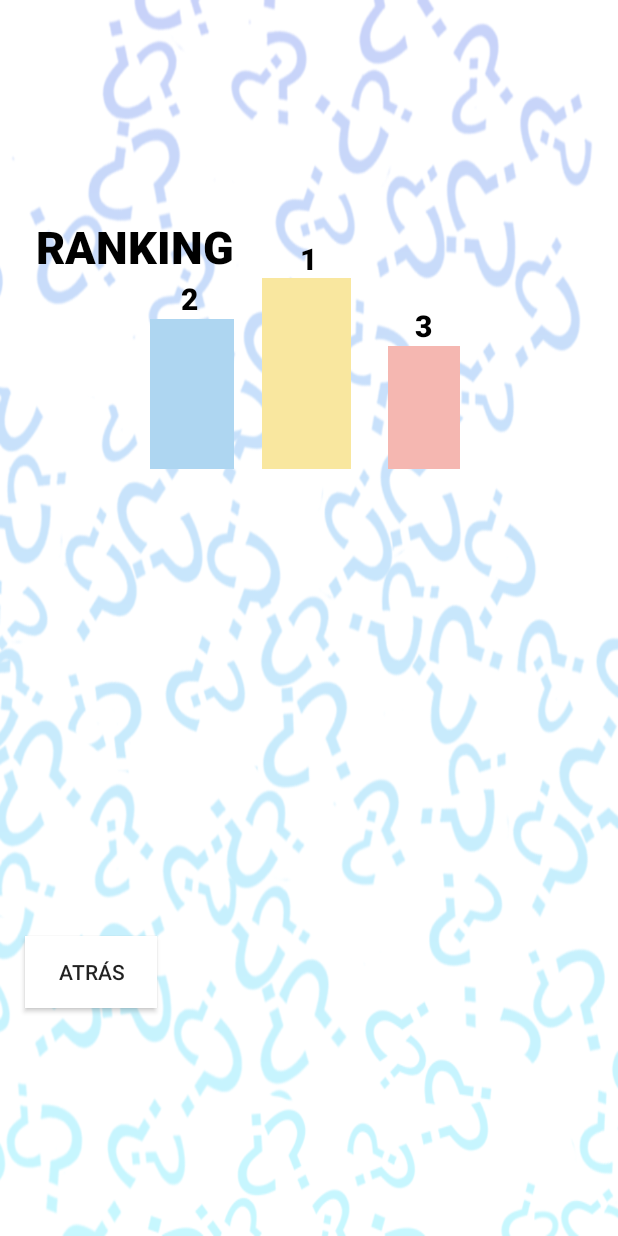
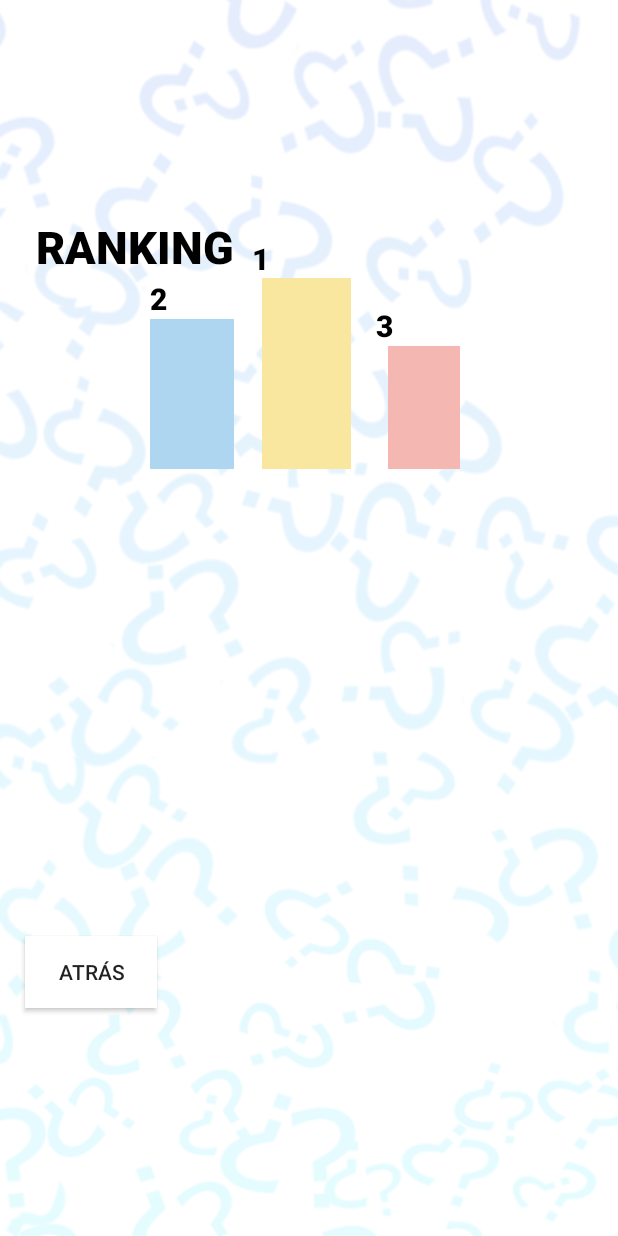
Before and after one commit to UNIZAR-30226-2021-10/front-end-movil, an Android app: the Ranking screen opened directly, with no data from a screen before it, on a phone screen of 412 x 824 dp. Run offline under Robolectric (Android 15) with nearby library versions, the phone set to English and light mode, and no system bars; our stand-ins replace Picasso; pictures from the network do not load; 1 statement that could not run was skipped.

Commit message:
modificadas cosas de interfaz

```diff
--- a/app/src/main/java/eina/unizar/front_end_movil/PerfilUsuario.java
+++ b/app/src/main/java/eina/unizar/front_end_movil/PerfilUsuario.java
@@ -5,7 +5,6 @@ import android.os.Bundle;
 import android.view.View;
 import android.widget.Button;
 import android.widget.ImageView;
-import android.widget.ListView;
 import android.widget.TextView;
 import android.widget.Toast;
 
@@ -37,6 +36,7 @@ import retrofit2.Response;
 public class PerfilUsuario extends AppCompatActivity {
 
     private static final int OPTION_CERRAR_SESION = 0;
+    private static final int OPTION_ATRAS = 1;
     private static final int OPTION_AJUSTES = 2;
     private static final int OPTION_PERFIL = 3;
 
@@ -117,7 +117,8 @@ public class PerfilUsuario extends AppCompatActivity {
         atrasButton.setOnClickListener(new View.OnClickListener() {
             @Override
             public void onClick(View v) {
-                finish();
+                Intent intent = new Intent(v.getContext(), DecisionJuego.class);
+                startActivityForResult(intent, OPTION_ATRAS);
             }
         });
     }
--- a/app/src/main/res/layout/instrucciones_juego.xml
+++ b/app/src/main/res/layout/instrucciones_juego.xml
@@ -32,6 +32,7 @@
         android:layout_marginEnd="46dp"
         android:layout_marginRight="46dp"
         android:layout_marginBottom="160dp"
+        android:textSize="20dp"
         android:fontFamily="sans-serif"
         android:scrollbars="vertical"
         android:textColor="@android:color/black"
--- a/app/src/main/res/layout/ranking.xml
+++ b/app/src/main/res/layout/ranking.xml
@@ -26,14 +26,15 @@
         app:layout_constraintStart_toStartOf="parent"
         app:layout_constraintTop_toTopOf="parent" />
 
+
     <TextView
         android:layout_width="wrap_content"
         android:layout_height="wrap_content"
-        android:layout_marginStart="199dp"
-        android:layout_marginLeft="199dp"
+        android:layout_marginStart="167dp"
+        android:layout_marginLeft="167dp"
         android:layout_marginTop="112dp"
-        android:layout_marginEnd="200dp"
-        android:layout_marginRight="200dp"
+        android:layout_marginEnd="232dp"
+        android:layout_marginRight="232dp"
         android:layout_marginBottom="592dp"
         android:fontFamily="sans-serif-black"
         android:gravity="center"
@@ -48,11 +49,11 @@
     <TextView
         android:layout_width="wrap_content"
         android:layout_height="wrap_content"
-        android:layout_marginStart="120dp"
-        android:layout_marginLeft="120dp"
+        android:layout_marginStart="99dp"
+        android:layout_marginLeft="99dp"
         android:layout_marginTop="139dp"
-        android:layout_marginEnd="279dp"
-        android:layout_marginRight="279dp"
+        android:layout_marginEnd="300dp"
+        android:layout_marginRight="300dp"
         android:layout_marginBottom="565dp"
         android:fontFamily="sans-serif-black"
         android:gravity="center"
@@ -67,11 +68,11 @@
     <TextView
         android:layout_width="wrap_content"
         android:layout_height="wrap_content"
-        android:layout_marginStart="276dp"
-        android:layout_marginLeft="276dp"
+        android:layout_marginStart="250dp"
+        android:layout_marginLeft="250dp"
         android:layout_marginTop="157dp"
-        android:layout_marginEnd="123dp"
-        android:layout_marginRight="123dp"
+        android:layout_marginEnd="149dp"
+        android:layout_marginRight="149dp"
         android:layout_marginBottom="547dp"
         android:fontFamily="sans-serif-black"
         android:gravity="center"
@@ -149,15 +150,15 @@
 
     <TextView
         android:id="@+id/nombre1"
-        android:layout_width="wrap_content"
+        android:layout_width="50dp"
         android:layout_height="17dp"
         android:layout_gravity="center"
-        android:layout_marginStart="205dp"
-        android:layout_marginLeft="205dp"
-        android:layout_marginTop="201dp"
-        android:layout_marginEnd="206dp"
-        android:layout_marginRight="206dp"
-        android:layout_marginBottom="513dp"
+        android:layout_marginStart="179dp"
+        android:layout_marginLeft="179dp"
+        android:layout_marginTop="203dp"
+        android:layout_marginEnd="182dp"
+        android:layout_marginRight="182dp"
+        android:layout_marginBottom="511dp"
         android:gravity="center"
         android:textColor="@android:color/black"
         android:textSize="10dp"
@@ -168,15 +169,15 @@
 
     <TextView
         android:id="@+id/puntos1"
-        android:layout_width="wrap_content"
-        android:layout_height="15dp"
+        android:layout_width="50dp"
+        android:layout_height="17dp"
         android:layout_gravity="center"
-        android:layout_marginStart="205dp"
-        android:layout_marginLeft="205dp"
-        android:layout_marginTop="217dp"
-        android:layout_marginEnd="206dp"
-        android:layout_marginRight="206dp"
-        android:layout_marginBottom="499dp"
+        android:layout_marginStart="179dp"
+        android:layout_marginLeft="179dp"
+        android:layout_marginTop="220dp"
+        android:layout_marginEnd="182dp"
+        android:layout_marginRight="182dp"
+        android:layout_marginBottom="494dp"
         android:gravity="center"
         android:textColor="@android:color/black"
         android:textSize="10dp"
@@ -187,14 +188,14 @@
 
     <TextView
         android:id="@+id/nombre2"
-        android:layout_width="wrap_content"
-        android:layout_height="17dp"
+        android:layout_width="45dp"
+        android:layout_height="12dp"
         android:layout_gravity="center"
-        android:layout_marginStart="125dp"
-        android:layout_marginLeft="125dp"
-        android:layout_marginTop="220dp"
-        android:layout_marginEnd="286dp"
-        android:layout_marginRight="286dp"
+        android:layout_marginStart="104dp"
+        android:layout_marginLeft="104dp"
+        android:layout_marginTop="225dp"
+        android:layout_marginEnd="262dp"
+        android:layout_marginRight="262dp"
         android:layout_marginBottom="494dp"
         android:gravity="center"
         android:textColor="@android:color/black"
@@ -206,15 +207,15 @@
 
     <TextView
         android:id="@+id/puntos2"
-        android:layout_width="wrap_content"
-        android:layout_height="15dp"
+        android:layout_width="45dp"
+        android:layout_height="13dp"
         android:layout_gravity="center"
-        android:layout_marginStart="125dp"
-        android:layout_marginLeft="125dp"
+        android:layout_marginStart="104dp"
+        android:layout_marginLeft="104dp"
         android:layout_marginTop="237dp"
-        android:layout_marginEnd="286dp"
-        android:layout_marginRight="286dp"
-        android:layout_marginBottom="479dp"
+        android:layout_marginEnd="262dp"
+        android:layout_marginRight="262dp"
+        android:layout_marginBottom="481dp"
         android:gravity="center"
         android:textColor="@android:color/black"
         android:textSize="10dp"
@@ -257,14 +258,14 @@
 
     <TextView
         android:id="@+id/nombre3"
-        android:layout_width="wrap_content"
+        android:layout_width="40dp"
         android:layout_height="17dp"
         android:layout_gravity="center"
-        android:layout_marginStart="282dp"
-        android:layout_marginLeft="282dp"
+        android:layout_marginStart="262dp"
+        android:layout_marginLeft="262dp"
         android:layout_marginTop="229dp"
-        android:layout_marginEnd="129dp"
-        android:layout_marginRight="129dp"
+        android:layout_marginEnd="109dp"
+        android:layout_marginRight="109dp"
         android:layout_marginBottom="485dp"
         android:gravity="center"
         android:textColor="@android:color/black"
@@ -276,15 +277,15 @@
 
     <TextView
         android:id="@+id/puntos3"
-        android:layout_width="wrap_content"
+        android:layout_width="40dp"
         android:layout_height="15dp"
         android:layout_gravity="center"
-        android:layout_marginStart="282dp"
-        android:layout_marginLeft="282dp"
-        android:layout_marginTop="245dp"
-        android:layout_marginEnd="129dp"
-        android:layout_marginRight="129dp"
-        android:layout_marginBottom="471dp"
+        android:layout_marginStart="262dp"
+        android:layout_marginLeft="262dp"
+        android:layout_marginTop="246dp"
+        android:layout_marginEnd="109dp"
+        android:layout_marginRight="109dp"
+        android:layout_marginBottom="470dp"
         android:gravity="center"
         android:textColor="@android:color/black"
         android:textSize="10dp"
```
Also changed, not shown: app/src/main/java/eina/unizar/front_end_movil/FinPartidaMulti.java (+2 -6 lines), app/src/main/java/eina/unizar/front_end_movil/JuegoMultijugador.java (+23 -179 lines), app/src/main/res/layout/pantalla_tienda.xml (+4 -4 lines), app/src/main/res/drawable-v24/fondo.png (added), app/src/main/res/drawable/fondo.png (deleted).
